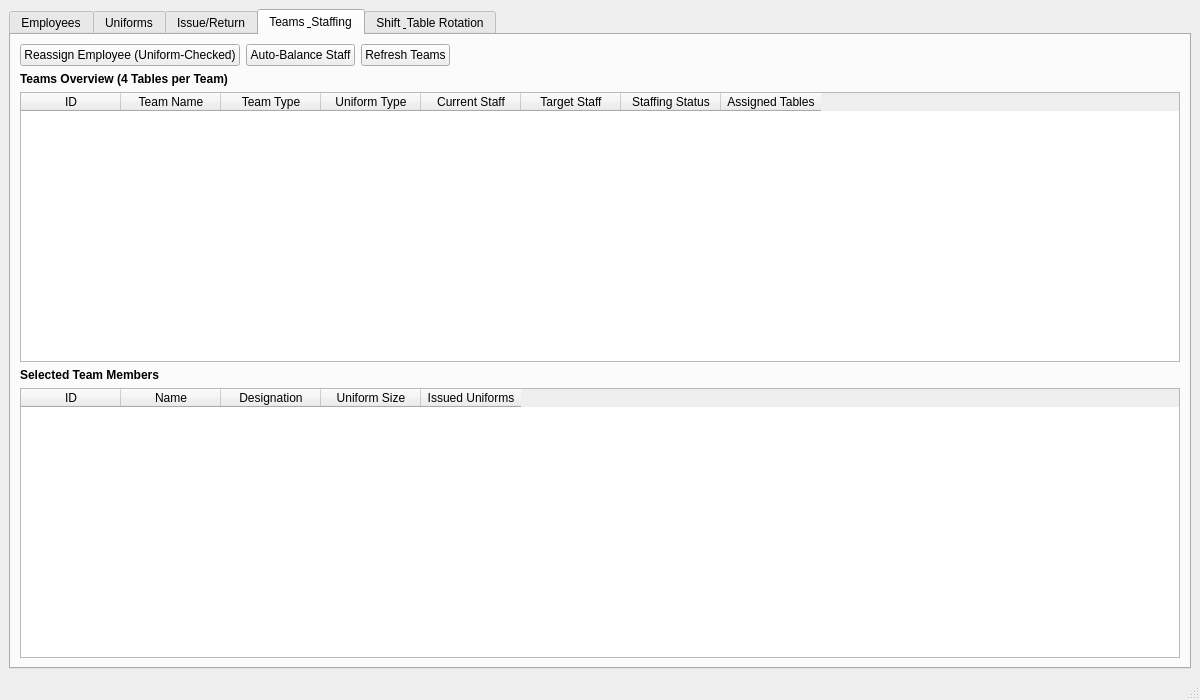
First picture: the form in ui/mainwindow.ui, repository akhil-kk15/UASM-Tool, before the edit.
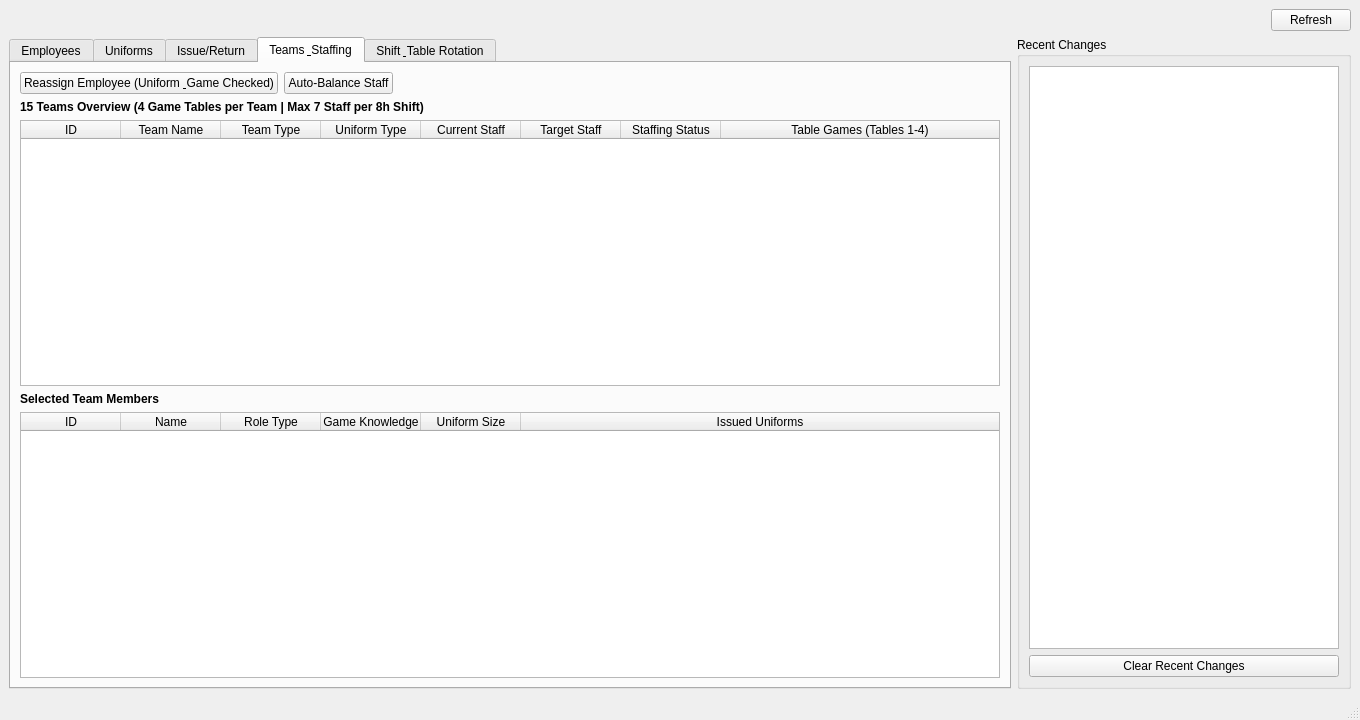
Second picture: the form after the edit. The open tabs and pages were chosen to show the change.

Commit message: Add 15 teams, game knowledge matching, 5-digit IDs, recent changes sidebar, and universal refresh

The edit to the form file:
```diff
--- a/ui/mainwindow.ui
+++ b/ui/mainwindow.ui
@@ -6,8 +6,8 @@
    <rect>
     <x>0</x>
     <y>0</y>
-    <width>1200</width>
-    <height>700</height>
+    <width>1360</width>
+    <height>720</height>
    </rect>
   </property>
   <property name="windowTitle">
@@ -16,6 +16,32 @@
   <widget class="QWidget" name="centralwidget">
    <layout class="QVBoxLayout" name="verticalLayout">
     <item>
+     <layout class="QHBoxLayout" name="topBarLayout">
+      <item>
+       <spacer name="topBarSpacer">
+        <property name="orientation">
+         <enum>Qt::Horizontal</enum>
+        </property>
+        <property name="sizeHint" stdset="0">
+         <size>
+          <width>40</width>
+          <height>20</height>
+         </size>
+        </property>
+       </spacer>
+      </item>
+      <item>
+       <widget class="QPushButton" name="refreshBtn">
+        <property name="text">
+         <string>Refresh</string>
+        </property>
+       </widget>
+      </item>
+     </layout>
+    </item>
+    <item>
+     <layout class="QHBoxLayout" name="mainContentLayout" stretch="3,1">
+      <item>
      <widget class="QTabWidget" name="tabWidget">
       <property name="currentIndex">
        <number>0</number>
@@ -314,7 +340,7 @@
           <item>
            <widget class="QPushButton" name="reassignStaffBtn">
             <property name="text">
-             <string>Reassign Employee (Uniform-Checked)</string>
+               <string>Reassign Employee (Uniform &amp; Game Checked)</string>
             </property>
            </widget>
           </item>
@@ -325,13 +351,6 @@
             </property>
            </widget>
           </item>
-          <item>
-           <widget class="QPushButton" name="refreshTeamsBtn">
-            <property name="text">
-             <string>Refresh Teams</string>
-            </property>
-           </widget>
-          </item>
           <item>
            <spacer name="horizontalSpacer_teams">
             <property name="orientation">
@@ -350,7 +369,7 @@
         <item>
          <widget class="QLabel" name="teamsTableLabel">
           <property name="text">
-           <string>&lt;b&gt;Teams Overview (4 Tables per Team)&lt;/b&gt;</string>
+             <string>&lt;b&gt;15 Teams Overview (4 Game Tables per Team | Max 7 Staff per 8h Shift)&lt;/b&gt;</string>
           </property>
          </widget>
         </item>
@@ -359,6 +378,12 @@
           <property name="columnCount">
            <number>8</number>
           </property>
+            <attribute name="horizontalHeaderVisible">
+             <bool>true</bool>
+            </attribute>
+            <attribute name="horizontalHeaderStretchLastSection">
+             <bool>true</bool>
+            </attribute>
           <column><property name="text"><string>ID</string></property></column>
           <column><property name="text"><string>Team Name</string></property></column>
           <column><property name="text"><string>Team Type</string></property></column>
@@ -366,7 +391,7 @@
           <column><property name="text"><string>Current Staff</string></property></column>
           <column><property name="text"><string>Target Staff</string></property></column>
           <column><property name="text"><string>Staffing Status</string></property></column>
-          <column><property name="text"><string>Assigned Tables</string></property></column>
+            <column><property name="text"><string>Table Games (Tables 1-4)</string></property></column>
          </widget>
         </item>
         <item>
@@ -379,11 +404,18 @@
         <item>
          <widget class="QTableWidget" name="teamMembersTable">
           <property name="columnCount">
-           <number>5</number>
-          </property>
+             <number>6</number>
+            </property>
+            <attribute name="horizontalHeaderVisible">
+             <bool>true</bool>
+            </attribute>
+            <attribute name="horizontalHeaderStretchLastSection">
+             <bool>true</bool>
+            </attribute>
           <column><property name="text"><string>ID</string></property></column>
           <column><property name="text"><string>Name</string></property></column>
-          <column><property name="text"><string>Designation</string></property></column>
+            <column><property name="text"><string>Role Type</string></property></column>
+            <column><property name="text"><string>Game Knowledge</string></property></column>
           <column><property name="text"><string>Uniform Size</string></property></column>
           <column><property name="text"><string>Issued Uniforms</string></property></column>
          </widget>
@@ -496,6 +528,49 @@
        </layout>
       </widget>
      </widget>
+      </item>
+      <item>
+       <widget class="QGroupBox" name="recentChangesGroupBox">
+        <property name="minimumSize">
+         <size>
+          <width>300</width>
+          <height>0</height>
+         </size>
+        </property>
+        <property name="maximumSize">
+         <size>
+          <width>360</width>
+          <height>16777215</height>
+         </size>
+        </property>
+        <property name="title">
+         <string>Recent Changes</string>
+        </property>
+        <layout class="QVBoxLayout" name="sidebarLayout">
+         <item>
+          <widget class="QListWidget" name="recentChangesList">
+           <property name="alternatingRowColors">
+            <bool>true</bool>
+           </property>
+           <property name="wordWrap">
+            <bool>true</bool>
+           </property>
+           <property name="spacing">
+            <number>4</number>
+           </property>
+          </widget>
+         </item>
+         <item>
+          <widget class="QPushButton" name="clearChangesBtn">
+           <property name="text">
+            <string>Clear Recent Changes</string>
+           </property>
+          </widget>
+         </item>
+        </layout>
+       </widget>
+      </item>
+     </layout>
     </item>
    </layout>
   </widget>
```
Left out of the diff: 72 changed lines with no effect on the pictures. Lines whose indentation alone changed are shown as unchanged. The commit also changes 18 other files.
